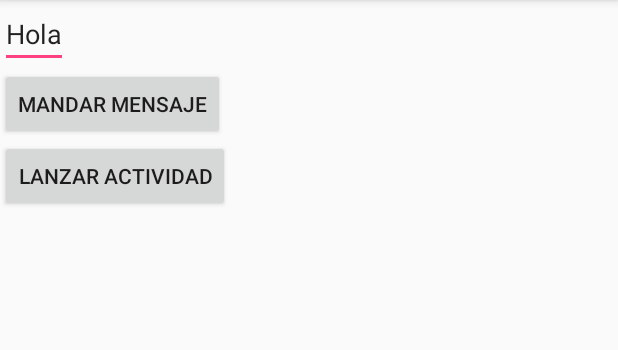
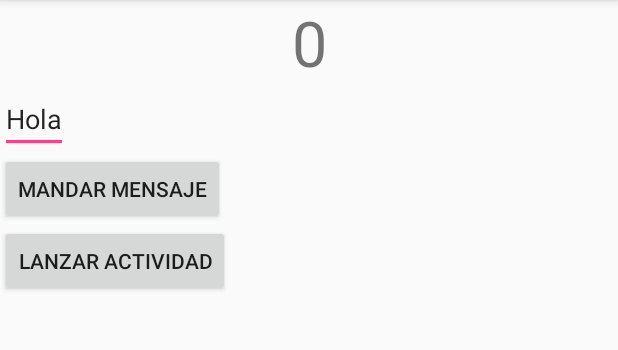
Before and after one commit to jmzamorab/SincronizacionDatos, an Android app: the screen it shows after launch (MainActivity), on a phone screen of 412 x 824 dp, the part 84-434 px from its top. Run offline under Robolectric (Android 15) with nearby library versions, the phone set to English and light mode, and no system bars; 2 statements that could not run were skipped.

Commit message:
Sincronización de datos con un Contador

```diff
--- a/mobile/src/main/java/es/upv/master/sincronizaciondatos/MainActivity.java
+++ b/mobile/src/main/java/es/upv/master/sincronizaciondatos/MainActivity.java
@@ -6,18 +6,27 @@ import android.util.Log;
 import android.view.View;
 import android.widget.Button;
 import android.widget.EditText;
+import android.widget.TextView;
 
 import com.google.android.gms.common.api.GoogleApiClient;
+import com.google.android.gms.common.api.PendingResult;
 import com.google.android.gms.common.api.ResultCallback;
+import com.google.android.gms.wearable.DataApi;
 import com.google.android.gms.wearable.MessageApi;
 import com.google.android.gms.wearable.Node;
 import com.google.android.gms.wearable.NodeApi;
+import com.google.android.gms.wearable.PutDataMapRequest;
+import com.google.android.gms.wearable.PutDataRequest;
 import com.google.android.gms.wearable.Wearable;
 
 public class MainActivity extends AppCompatActivity {
     private static final String WEAR_MANDAR_TEXTO = "/mandar_texto";
     private GoogleApiClient apiClient;
-    private static final String WEAR_ARRANCAR_ACTIVIDAD="/arrancar_actividad";
+    private static final String WEAR_ARRANCAR_ACTIVIDAD = "/arrancar_actividad";
+    private static final String KEY_CONTADOR = "com.example.key.contador";
+    private static final String ITEM_CONTADOR = "/contador";
+    private int contador = 0;
+
 
     @Override
     protected void onCreate(Bundle savedInstanceState) {
@@ -38,6 +47,19 @@ public class MainActivity extends AppCompatActivity {
             @Override
             public void onClick(View view) {
                 mandarMensaje(WEAR_ARRANCAR_ACTIVIDAD, "");
+            }
+        });
+
+        final TextView textoContador = (TextView) findViewById(R.id.textoContador);
+        textoContador.setOnClickListener(new View.OnClickListener() {
+            @Override
+            public void onClick(View view) {
+                contador++;
+                textoContador.setText(Integer.toString(contador));
+                PutDataMapRequest putDataMapReq = PutDataMapRequest.create(ITEM_CONTADOR);
+                putDataMapReq.getDataMap().putInt(KEY_CONTADOR, contador);
+                PutDataRequest putDataReq = putDataMapReq.asPutDataRequest();
+                PendingResult<DataApi.DataItemResult> resultado = Wearable.DataApi.putDataItem(apiClient, putDataReq);
             }
         });
     }
--- a/mobile/src/main/res/layout/activity_main.xml
+++ b/mobile/src/main/res/layout/activity_main.xml
@@ -3,6 +3,14 @@
     android:layout_width="match_parent"
     android:layout_height="match_parent"
     android:orientation="vertical">
+
+    <TextView
+        android:id="@+id/textoContador"
+        android:layout_width="match_parent"
+        android:layout_height="wrap_content"
+        android:gravity="center_horizontal"
+        android:text="0"
+        android:textSize="42dp" />
 
     <EditText
         android:id="@+id/editText"
```
Also changed, not shown: mobile/src/main/res/menu/menu_main.xml (added, +10 -0 lines), wear/src/main/java/es/upv/master/sincronizaciondatos/MainActivity.java (+35 -1 lines), wear/src/main/res/layout/activity_main.xml (+8 -0 lines).
